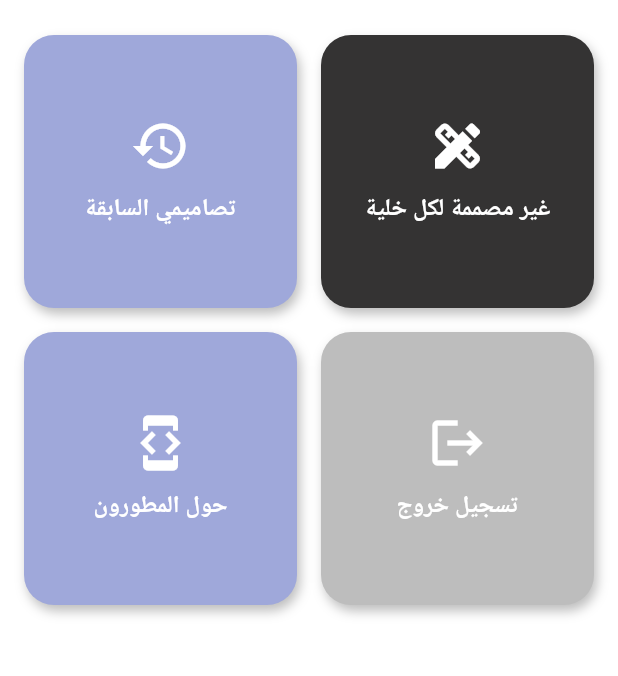
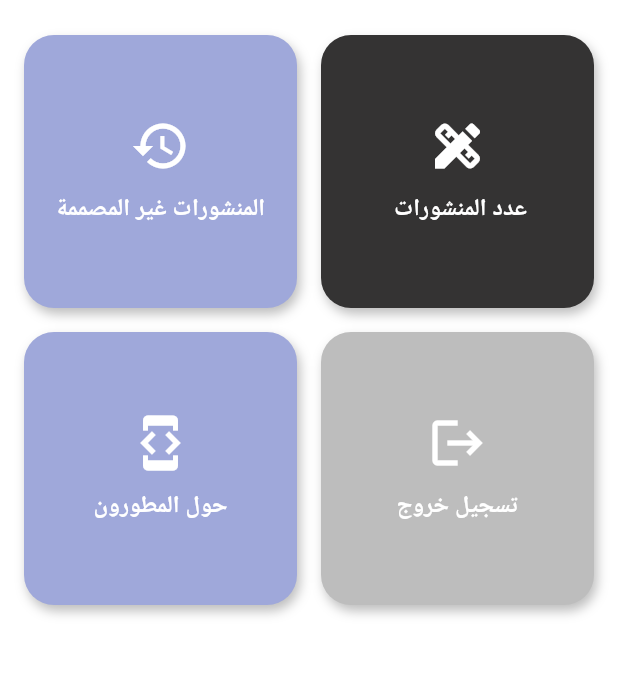
Before and after one commit to medlife056/medlife-postsManegments, a Flutter app: the DesignerHomeScreen screen opened directly, on a phone screen of 412 x 824 dp, the part 73-749 px from its top. Run offline on Flutter 3.47's test engine with Material 3 defaults, Android fonts, the phone set to English and light mode, and no system bars; our stand-ins replace get, shared_preferences; accounts and stored records are empty; network calls fail.

Commit message:
edit the labels of squares

```diff
--- a/lib/Screens/admin/admin_home.dart
+++ b/lib/Screens/admin/admin_home.dart
@@ -61,7 +61,7 @@ class AdminHomeScreen extends StatelessWidget {
               ),
               _AnimatedCard(
                 icon: Icons.post_add,
-                label: 'تقرير المنشورات الغير المنشورة',
+                label: 'عدد المنشورات لكل خلية',
                 color: Color(0xFF102A43),
                 iconSize: width * 0.08,
                 fontSize: width * 0.04,
--- a/lib/Screens/coordinater/coordinater_home.dart
+++ b/lib/Screens/coordinater/coordinater_home.dart
@@ -39,7 +39,9 @@ class CoordinaterHomeScreen extends StatelessWidget {
           ),
         ),
         body: Padding(
-          padding: EdgeInsets.all(isTablet ? heightScreen * 0.03 : heightScreen * 0.02),
+          padding: EdgeInsets.all(
+            isTablet ? heightScreen * 0.03 : heightScreen * 0.02,
+          ),
           child: GridView.count(
             crossAxisCount: isTablet ? 3 : 2,
             crossAxisSpacing: isTablet ? widthScreen * 0.05 : 16,
@@ -47,7 +49,7 @@ class CoordinaterHomeScreen extends StatelessWidget {
             children: [
               _AnimatedCard(
                 icon: Icons.design_services,
-                label: 'غير منسقة لكل خلية',
+                label: 'عدد المنشورات',
                 color: AppColors.primary,
                 onTap: () {
                   Get.delete<UnCoordinatercounterController>();
@@ -56,7 +58,7 @@ class CoordinaterHomeScreen extends StatelessWidget {
               ),
               _AnimatedCard(
                 icon: Icons.history,
-                label: 'تنسيقاتي السابقة',
+                label: 'المنشورات الغير منسقة',
                 color: Colors.indigo.shade200,
                 onTap: () {
                   Get.delete<CoordinaterCellsController>();
@@ -70,9 +72,8 @@ class CoordinaterHomeScreen extends StatelessWidget {
                 onTap: () {
                   LogoutService().logout();
                 },
-
               ),
-               _AnimatedCard(
+              _AnimatedCard(
                 icon: Icons.developer_mode,
                 label: 'حول المطورون',
                 color: Colors.grey.shade400,
--- a/lib/Screens/designer/designer_home.dart
+++ b/lib/Screens/designer/designer_home.dart
@@ -48,7 +48,7 @@ class DesignerHomeScreen extends StatelessWidget {
             children: [
               _AnimatedCard(
                 icon: Icons.design_services,
-                label: 'غير مصممة لكل خلية',
+                label: 'عدد المنشورات ',
                 color: AppColors.primary,
                 onTap: () {
                   Get.delete<UndesignedcounterController>();
@@ -57,7 +57,7 @@ class DesignerHomeScreen extends StatelessWidget {
               ),
               _AnimatedCard(
                 icon: Icons.history,
-                label: 'تصاميمي السابقة',
+                label: 'المنشورات غير المصممة',
                 color: Colors.indigo.shade200,
                 onTap: () {
                   Get.delete<DesignerCellsController>();
```
